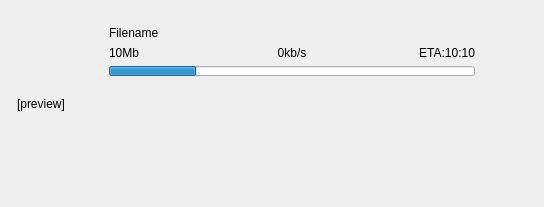
This is src/chatlog/content/filetransferwidget.ui in qTox/qTox as Qt 5 draws it before an edit. The edited form follows.
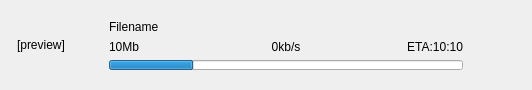
This is the edited form. Icons and pictures are not drawn.

```diff
--- a/src/chatlog/content/filetransferwidget.ui
+++ b/src/chatlog/content/filetransferwidget.ui
@@ -6,8 +6,8 @@
    <rect>
     <x>0</x>
     <y>0</y>
-    <width>544</width>
-    <height>207</height>
+    <width>532</width>
+    <height>90</height>
    </rect>
   </property>
   <property name="windowTitle">
@@ -66,13 +66,13 @@
          <number>6</number>
         </property>
         <property name="topMargin">
-         <number>6</number>
+         <number>0</number>
         </property>
         <property name="rightMargin">
          <number>6</number>
         </property>
         <property name="bottomMargin">
-         <number>6</number>
+         <number>0</number>
         </property>
         <item>
          <widget class="QLabel" name="filenameLabel">
@@ -216,6 +216,12 @@
          </property>
          <item>
           <widget class="QPushButton" name="topButton">
+           <property name="sizePolicy">
+            <sizepolicy hsizetype="Minimum" vsizetype="Fixed">
+             <horstretch>0</horstretch>
+             <verstretch>0</verstretch>
+            </sizepolicy>
+           </property>
            <property name="text">
             <string/>
            </property>
@@ -249,6 +255,12 @@
          </item>
          <item>
           <widget class="QPushButton" name="bottomButton">
+           <property name="sizePolicy">
+            <sizepolicy hsizetype="Minimum" vsizetype="Fixed">
+             <horstretch>0</horstretch>
+             <verstretch>0</verstretch>
+            </sizepolicy>
+           </property>
            <property name="text">
             <string/>
            </property>
```
Left out of the diff: 12 changed lines with no effect on the pictures.
